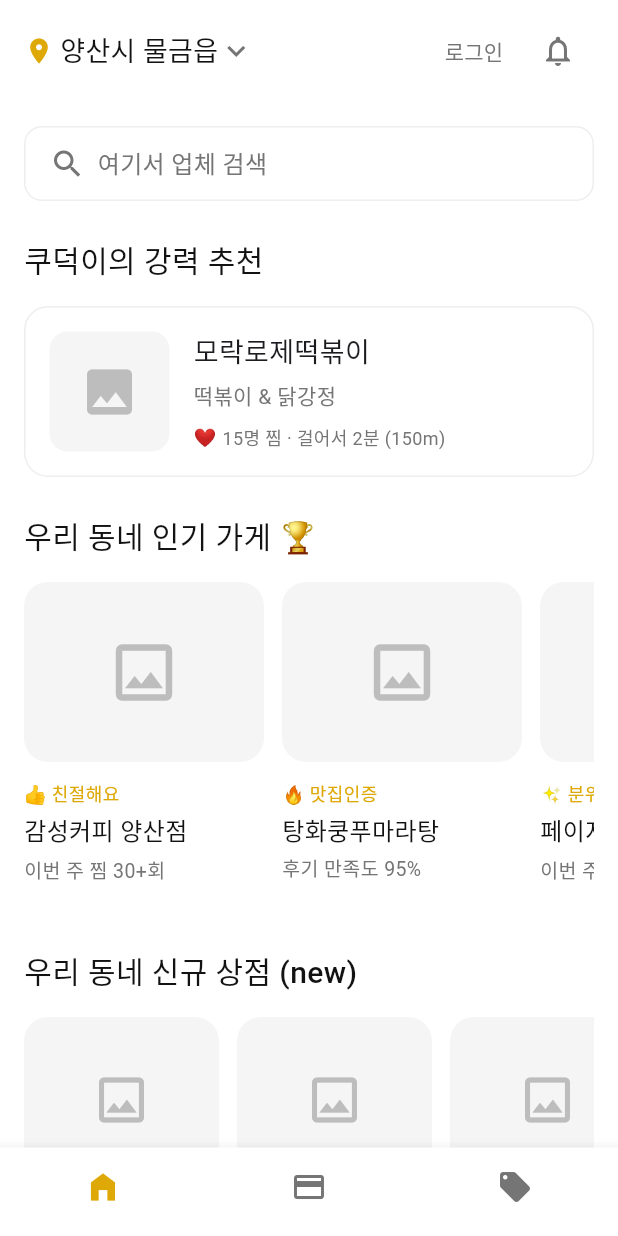
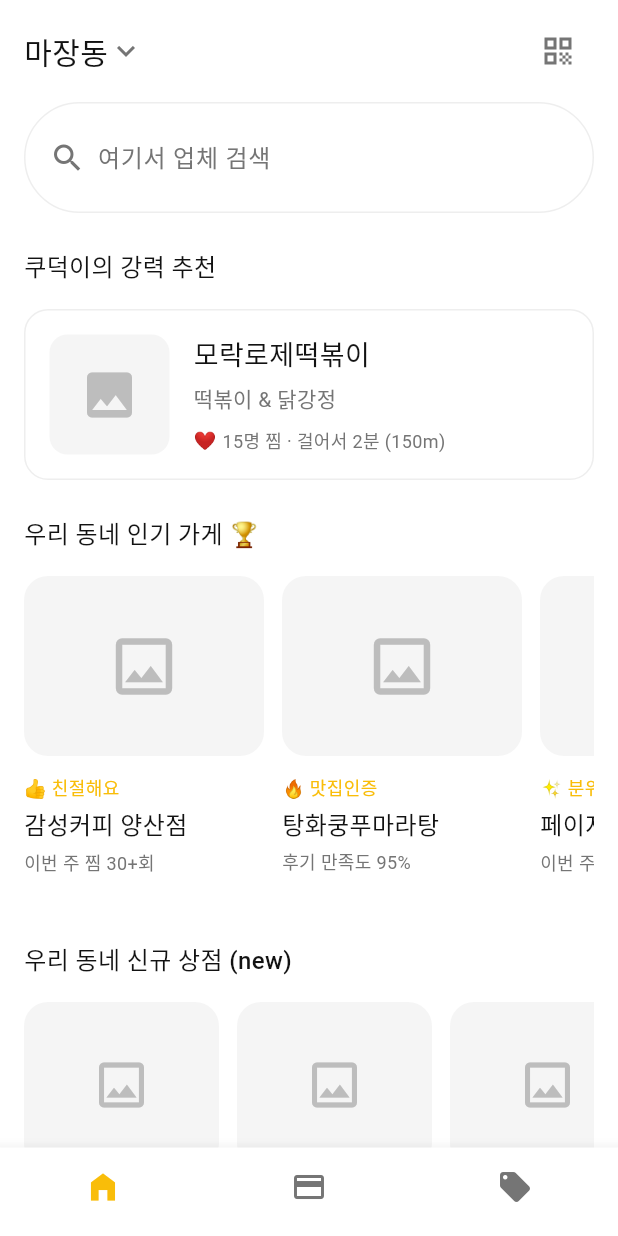
Before and after one commit to Clevon-io/koopong, a Flutter app: the screen it shows after launch, on a phone screen of 412 x 824 dp. Run offline on Flutter 3.47's test engine with Material 3 defaults, Android fonts, the phone set to English and light mode, and no system bars; Roboto replaces fonts that are missing (Pretendard); project files that could hold a hidden picture were left out.

Commit message:
main.dart에서 색상 및 타이포그래피를 중앙 집중화하여 코드의 일관성을 높이고, UI 구성 요소의 스타일을 개선했습니다.

```diff
--- a/lib/main.dart
+++ b/lib/main.dart
@@ -1,15 +1,11 @@
 import 'package:flutter/material.dart';
+import 'themes/colors.dart';
+import 'themes/typography.dart';
 
 void main() {
   runApp(const MyApp());
 }
 
-// New Color Palette for Light Theme
-const Color lightBgColor = Color(0xFFF9F9F9);
-const Color cardColor = Colors.white;
-const Color primaryColor = Color.fromARGB(255, 222, 168, 6);
-const Color textColor = Color(0xFF121212);
-const Color subTextColor = Color(0xFF757575);
 
 class MyApp extends StatelessWidget {
   const MyApp({super.key});
@@ -20,21 +16,21 @@ class MyApp extends StatelessWidget {
       title: 'Koopong',
       theme: ThemeData(
         brightness: Brightness.light,
-        scaffoldBackgroundColor: Colors.white,
-        primaryColor: primaryColor,
+        scaffoldBackgroundColor: AppColors.surface,
+        primaryColor: AppColors.primary,
         fontFamily: 'Pretendard',
         bottomNavigationBarTheme: const BottomNavigationBarThemeData(
-          backgroundColor: cardColor,
-          selectedItemColor: primaryColor,
-          unselectedItemColor: subTextColor,
+          backgroundColor: AppColors.card,
+          selectedItemColor: AppColors.primary,
+          unselectedItemColor: AppColors.textSecondary,
           type: BottomNavigationBarType.fixed,
           showSelectedLabels: false,
           showUnselectedLabels: false,
         ),
         textButtonTheme: TextButtonThemeData(
-          style: TextButton.styleFrom(foregroundColor: subTextColor),
+          style: TextButton.styleFrom(foregroundColor: AppColors.textSecondary),
         ),
-        iconTheme: const IconThemeData(color: subTextColor),
+        iconTheme: const IconThemeData(color: AppColors.textSecondary),
       ),
       home: const HomePage(),
       debugShowCheckedModeBanner: false,
@@ -68,7 +64,6 @@ class _HomePageState extends State<HomePage> {
                   child: Column(
                     crossAxisAlignment: CrossAxisAlignment.start,
                     children: [
-                      const SizedBox(height: 16),
                       // Search Bar
                       _buildSearchBar(),
                       const SizedBox(height: 24),
@@ -152,23 +147,19 @@ class _HomePageState extends State<HomePage> {
       padding: const EdgeInsets.symmetric(horizontal: 16, vertical: 10),
       child: Row(
         children: [
-          const Icon(Icons.location_on, color: primaryColor, size: 20),
-          const SizedBox(width: 4),
           const Text(
-            '양산시 물금읍',
-            style: TextStyle(
-              fontSize: 18,
-              fontWeight: FontWeight.w400,
-              fontFamily: 'Pretendard',
-              color: textColor,
-            ),
+            '마장동',
+            style: AppTypography.locationText,
           ),
-          const Icon(Icons.keyboard_arrow_down, size: 24),
+          const Icon(
+            Icons.keyboard_arrow_down,
+            size: 24,
+            color: AppColors.textSecondary,
+          ),
           const Spacer(),
-          TextButton(onPressed: () {}, child: const Text('로그인')),
           IconButton(
             onPressed: () {},
-            icon: const Icon(Icons.notifications_none),
+            icon: const Icon(Icons.qr_code),
           ),
         ],
       ),
@@ -179,17 +170,26 @@ class _HomePageState extends State<HomePage> {
     return Container(
       padding: const EdgeInsets.symmetric(horizontal: 16, vertical: 12),
       decoration: BoxDecoration(
-        color: cardColor,
-        borderRadius: BorderRadius.circular(12),
+        color: AppColors.card,
+        borderRadius: BorderRadius.circular(100),
         border: Border.all(color: Colors.grey[200]!),
       ),
-      child: const Row(
+      child: Row(
         children: [
-          Icon(Icons.search, color: subTextColor),
-          SizedBox(width: 8),
-          Text(
-            '여기서 업체 검색',
-            style: TextStyle(color: subTextColor, fontSize: 16),
+          const Icon(Icons.search, color: AppColors.textSecondary),
+          const SizedBox(width: 8),
+          Expanded(
+            child: TextField(
+              decoration: InputDecoration(
+                hintText: '여기서 업체 검색',
+                hintStyle: AppTypography.searchHint,
+                border: InputBorder.none,
+                contentPadding: EdgeInsets.zero,
+              ),
+              style: AppTypography.searchHint.copyWith(
+                color: AppColors.textPrimary,
+              ),
+            ),
           ),
         ],
       ),
@@ -199,11 +199,7 @@ class _HomePageState extends State<HomePage> {
   Widget _buildSectionTitle(String title) {
     return Text(
       title,
-      style: const TextStyle(
-        fontSize: 20,
-        fontWeight: FontWeight.w500,
-        color: textColor,
-      ),
+      style: AppTypography.sectionTitle,
     );
   }
 
@@ -211,7 +207,7 @@ class _HomePageState extends State<HomePage> {
     return Container(
       padding: const EdgeInsets.all(16),
       decoration: BoxDecoration(
-        color: cardColor,
+        color: AppColors.card,
         borderRadius: BorderRadius.circular(16),
         border: Border.all(color: Colors.grey[200]!),
       ),
@@ -233,21 +229,21 @@ class _HomePageState extends State<HomePage> {
               children: [
                 const Text(
                   '모락로제떡볶이',
-                  style: TextStyle(fontSize: 18, fontWeight: FontWeight.w500),
+                  style: AppTypography.h4,
                 ),
                 const SizedBox(height: 6),
                 const Text(
                   '떡볶이 & 닭강정',
-                  style: TextStyle(fontSize: 14, color: subTextColor),
+                  style: AppTypography.cardSubtitle,
                 ),
                 const SizedBox(height: 8),
                 const Row(
                   children: [
-                    Text('❤️', style: TextStyle(fontSize: 12)),
+                    Text('❤️', style: AppTypography.caption),
                     SizedBox(width: 4),
                     Text(
                       '15명 찜 · 걸어서 2분 (150m)',
-                      style: TextStyle(fontSize: 12, color: subTextColor),
+                      style: AppTypography.caption,
                     ),
                   ],
                 ),
@@ -288,29 +284,21 @@ class _HomePageState extends State<HomePage> {
           const SizedBox(height: 12),
           Text(
             stores[index]['tag']!,
-            style: const TextStyle(
-              fontSize: 12,
-              color: primaryColor,
-              fontWeight: FontWeight.w500,
-            ),
+            style: AppTypography.tag,
             maxLines: 1,
             overflow: TextOverflow.ellipsis,
           ),
           const SizedBox(height: 4),
           Text(
             stores[index]['name']!,
-            style: const TextStyle(
-              fontSize: 16,
-              fontWeight: FontWeight.w500,
-              color: textColor,
-            ),
+            style: AppTypography.cardTitle,
             maxLines: 1,
             overflow: TextOverflow.ellipsis,
           ),
           const SizedBox(height: 4),
           Text(
             stores[index]['subtitle']!,
-            style: const TextStyle(fontSize: 13, color: subTextColor),
+            style: AppTypography.caption,
             maxLines: 1,
             overflow: TextOverflow.ellipsis,
           ),
@@ -352,28 +340,21 @@ class _HomePageState extends State<HomePage> {
               children: [
                 Text(
                   stores[index]['name']!,
-                  style: const TextStyle(
-                    fontSize: 15,
-                    fontWeight: FontWeight.w500,
-                  ),
+                  style: AppTypography.cardTitle,
                   maxLines: 1,
                   overflow: TextOverflow.ellipsis,
                 ),
                 const SizedBox(height: 4),
                 Text(
                   stores[index]['subtitle']!,
-                  style: const TextStyle(fontSize: 12, color: subTextColor),
+                  style: AppTypography.caption,
                   maxLines: 1,
                   overflow: TextOverflow.ellipsis,
                 ),
                 const SizedBox(height: 6),
                 Text(
                   stores[index]['tag']!,
-                  style: const TextStyle(
-                    fontSize: 12,
-                    color: primaryColor,
-                    fontWeight: FontWeight.w500,
-                  ),
+                  style: AppTypography.tag,
                   maxLines: 1,
                   overflow: TextOverflow.ellipsis,
                 ),
@@ -395,7 +376,7 @@ class _HomePageState extends State<HomePage> {
       width: 180, // Added fixed width for horizontal ListView
       margin: const EdgeInsets.only(right: 12),
       decoration: BoxDecoration(
-        color: cardColor,
+        color: AppColors.card,
         borderRadius: BorderRadius.circular(16),
         border: Border.all(color: Colors.grey[200]!),
       ),
@@ -406,7 +387,7 @@ class _HomePageState extends State<HomePage> {
             width: double.infinity,
             height: 100,
             decoration: BoxDecoration(
-              color: primaryColor.withOpacity(0.1),
+              color: AppColors.primaryWithOpacity(0.1),
               borderRadius: const BorderRadius.only(
                 topLeft: Radius.circular(16),
                 topRight: Radius.circular(16),
@@ -414,7 +395,7 @@ class _HomePageState extends State<HomePage> {
             ),
             child: Icon(
               Icons.percent,
-              color: primaryColor.withOpacity(0.5),
+              color: AppColors.primaryWithOpacity(0.5),
               size: 50,
             ),
           ),
@@ -425,18 +406,16 @@ class _HomePageState extends State<HomePage> {
               children: [
                 Text(
                   coupons[index]['name']!,
-                  style: const TextStyle(
-                    fontSize: 14,
+                  style: AppTypography.bodyMedium.copyWith(
                     fontWeight: FontWeight.w600,
                   ),
                 ),
                 const SizedBox(height: 8),
                 Text(
                   coupons[index]['discount']!,
-                  style: const TextStyle(
-                    fontSize: 16,
-                    color: primaryColor,
-                    fontWeight: FontWeight.w500,
+                  style: AppTypography.bodyLarge.copyWith(
+                    color: AppColors.primary,
+                    fontWeight: FontWeight.bold,
                   ),
                 ),
               ],
--- /dev/null
+++ b/lib/themes/colors.dart
@@ -0,0 +1,49 @@
+import 'package:flutter/material.dart';
+
+/// App Color Constants
+/// Centralizes all color definitions to avoid repetition and maintain consistency
+class AppColors {
+  // Primary colors
+  static const Color primary = Color.fromARGB(255, 249, 189, 9);
+  static const Color primaryLight = Color(0xFFFFF3CD);
+
+  // Background colors
+  static const Color background = Color(0xFFF9F9F9);
+  static const Color surface = Colors.white;
+  static const Color card = Colors.white;
+
+  // Text colors
+  static const Color textPrimary = Color(0xFF121212);
+  static const Color textSecondary = Color(0xFF757575);
+
+  // Border and divider colors
+  static const Color border = Color(0xFFE0E0E0);
+  static const Color divider = Color(0xFFEEEEEE);
+
+  // Semantic colors
+  static const Color success = Color(0xFF4CAF50);
+  static const Color warning = Color(0xFFFF9800);
+  static const Color error = Color(0xFFF44336);
+  static const Color info = Color(0xFF2196F3);
+
+  // Utility colors
+  static const Color transparent = Colors.transparent;
+  static const Color shadow = Color(0x1A000000);
+
+  // Gray scale
+  static Color grey50 = Colors.grey[50]!;
+  static Color grey100 = Colors.grey[100]!;
+  static Color grey200 = Colors.grey[200]!;
+  static Color grey300 = Colors.grey[300]!;
+  static Color grey400 = Colors.grey[400]!;
+  static Color grey500 = Colors.grey[500]!;
+  static Color grey600 = Colors.grey[600]!;
+  static Color grey700 = Colors.grey[700]!;
+  static Color grey800 = Colors.grey[800]!;
+  static Color grey900 = Colors.grey[900]!;
+
+  // Opacity variations
+  static Color primaryWithOpacity(double opacity) => primary.withOpacity(opacity);
+  static Color textPrimaryWithOpacity(double opacity) => textPrimary.withOpacity(opacity);
+  static Color textSecondaryWithOpacity(double opacity) => textSecondary.withOpacity(opacity);
+}
--- /dev/null
+++ b/lib/themes/typography.dart
@@ -0,0 +1,124 @@
+import 'package:flutter/material.dart';
+import 'colors.dart';
+
+/// App Typography Constants
+/// Centralizes all text style definitions to maintain consistency
+class AppTypography {
+  static const String fontFamily = 'Pretendard';
+
+  // Heading styles
+  static const TextStyle h1 = TextStyle(
+    fontSize: 32,
+    fontWeight: FontWeight.w600,
+    fontFamily: fontFamily,
+    color: AppColors.textPrimary,
+  );
+
+  static const TextStyle h2 = TextStyle(
+    fontSize: 24,
+    fontWeight: FontWeight.w600,
+    fontFamily: fontFamily,
+    color: AppColors.textPrimary,
+  );
+
+  static const TextStyle h3 = TextStyle(
+    fontSize: 20,
+    fontWeight: FontWeight.w500,
+    fontFamily: fontFamily,
+    color: AppColors.textPrimary,
+  );
+
+  static const TextStyle h4 = TextStyle(
+    fontSize: 18,
+    fontWeight: FontWeight.w500,
+    fontFamily: fontFamily,
+    color: AppColors.textPrimary,
+  );
+
+  // Body text styles
+  static const TextStyle bodyLarge = TextStyle(
+    fontSize: 16,
+    fontWeight: FontWeight.w400,
+    fontFamily: fontFamily,
+    color: AppColors.textPrimary,
+  );
+
+  static const TextStyle bodyMedium = TextStyle(
+    fontSize: 14,
+    fontWeight: FontWeight.w400,
+    fontFamily: fontFamily,
+    color: AppColors.textPrimary,
+  );
+
+  static const TextStyle bodySmall = TextStyle(
+    fontSize: 12,
+    fontWeight: FontWeight.w400,
+    fontFamily: fontFamily,
+    color: AppColors.textPrimary,
+  );
+
+  // Caption and label styles
+  static const TextStyle caption = TextStyle(
+    fontSize: 12,
+    fontWeight: FontWeight.w400,
+    fontFamily: fontFamily,
+    color: AppColors.textSecondary,
+  );
+
+  static const TextStyle label = TextStyle(
+    fontSize: 12,
+    fontWeight: FontWeight.w500,
+    fontFamily: fontFamily,
+    color: AppColors.primary,
+  );
+
+  // Button text styles
+  static const TextStyle button = TextStyle(
+    fontSize: 14,
+    fontWeight: FontWeight.w500,
+    fontFamily: fontFamily,
+  );
+
+  // Specialized styles for the app
+  static const TextStyle sectionTitle = TextStyle(
+    fontSize: 16,
+    fontWeight: FontWeight.w500,
+    fontFamily: fontFamily,
+    color: AppColors.textPrimary,
+  );
+
+  static const TextStyle cardTitle = TextStyle(
+    fontSize: 16,
+    fontWeight: FontWeight.w500,
+    fontFamily: fontFamily,
+    color: AppColors.textPrimary,
+  );
+
+  static const TextStyle cardSubtitle = TextStyle(
+    fontSize: 14,
+    fontWeight: FontWeight.w400,
+    fontFamily: fontFamily,
+    color: AppColors.textSecondary,
+  );
+
+  static const TextStyle tag = TextStyle(
+    fontSize: 12,
+    fontWeight: FontWeight.w500,
+    fontFamily: fontFamily,
+    color: AppColors.primary,
+  );
+
+  static const TextStyle searchHint = TextStyle(
+    fontSize: 16,
+    fontWeight: FontWeight.w400,
+    fontFamily: fontFamily,
+    color: AppColors.textSecondary,
+  );
+
+  static const TextStyle locationText = TextStyle(
+    fontSize: 20,
+    fontWeight: FontWeight.w500,
+    fontFamily: fontFamily,
+    color: AppColors.textPrimary,
+  );
+}
```
